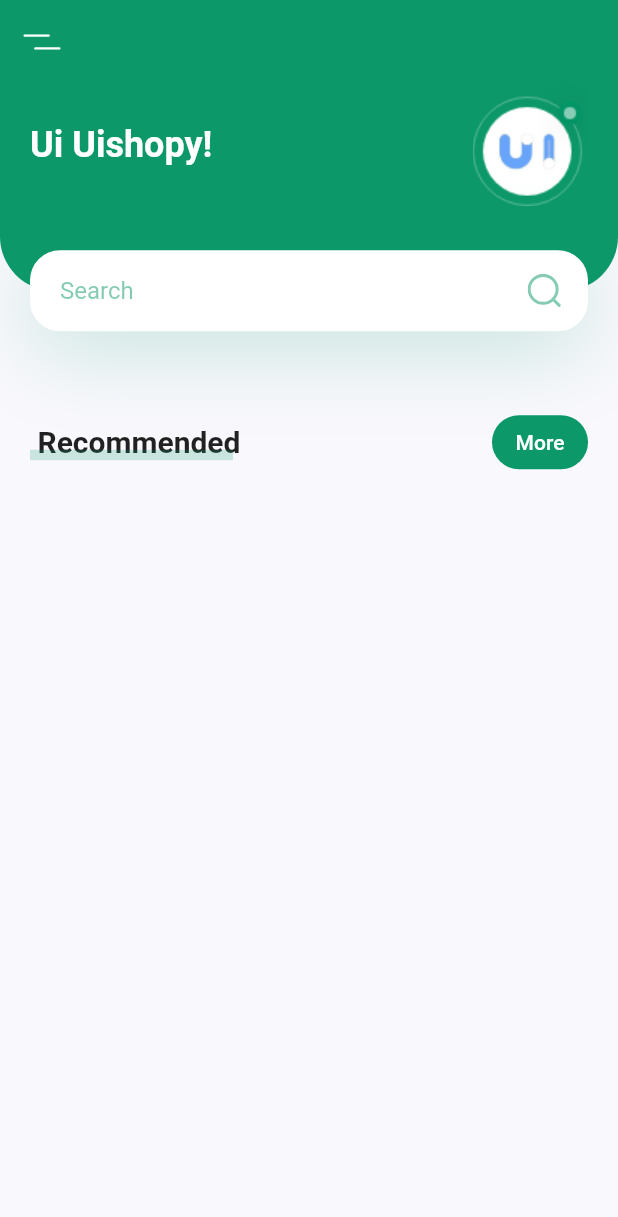
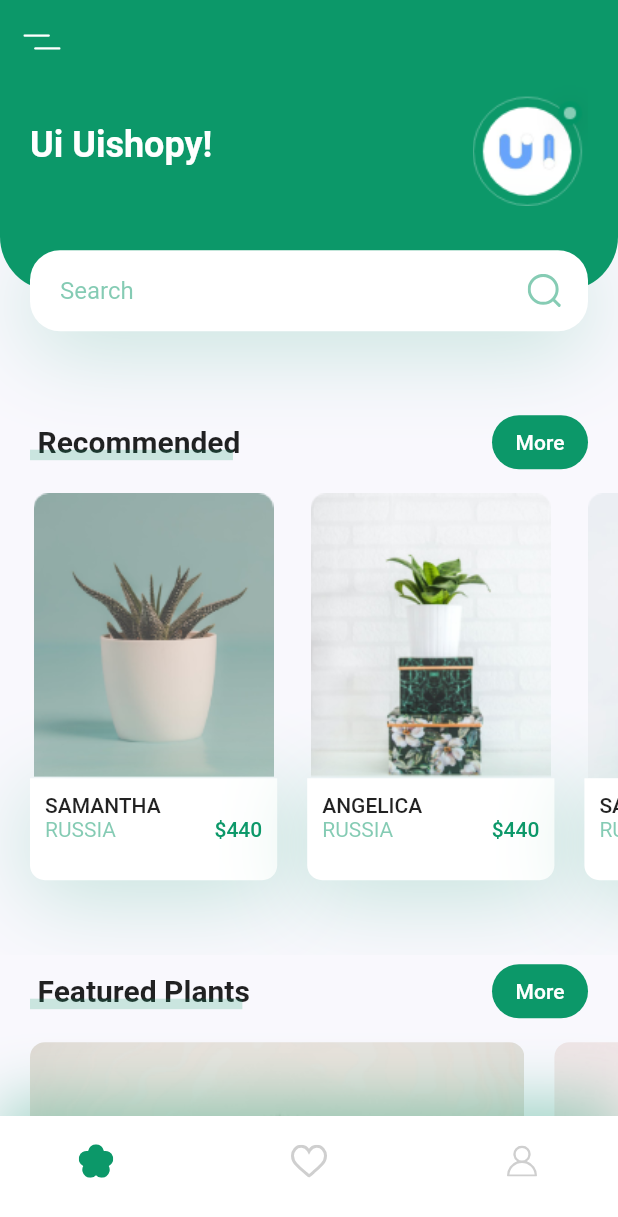
Before and after one commit to mahamat-ali/plant_ui, a Flutter app: the screen it shows after launch, on a phone screen of 412 x 824 dp. Shown: the top 1217 px of the screen. Run offline on Flutter 3.47's test engine with Material 2 defaults, Android fonts, the phone set to English and light mode, and no system bars; our stand-ins replace flutter_svg.

Commit message:
Completed home screen

```diff
--- /dev/null
+++ b/lib/components/my_bottom_navbar.dart
@@ -0,0 +1,49 @@
+import 'package:flutter/material.dart';
+import 'package:flutter_svg/svg.dart';
+
+import '../constants.dart';
+
+class MyBottomNavbar extends StatelessWidget {
+  const MyBottomNavbar({
+    Key? key,
+  }) : super(key: key);
+
+  @override
+  Widget build(BuildContext context) {
+    return Container(
+      padding: const EdgeInsets.only(
+        left: kDefaultPadding * 2,
+        right: kDefaultPadding * 2,
+        bottom: kDefaultPadding,
+      ),
+      height: 80,
+      decoration: BoxDecoration(
+        color: Colors.white, //Why white color here
+        boxShadow: [
+          BoxShadow(
+            offset: const Offset(0, -10),
+            blurRadius: 35,
+            color: kPrimaryColor.withOpacity(0.38),
+          ),
+        ],
+      ),
+      child: Row(
+        mainAxisAlignment: MainAxisAlignment.spaceBetween,
+        children: [
+          IconButton(
+            onPressed: () {},
+            icon: SvgPicture.asset('assets/icons/flower.svg'),
+          ),
+          IconButton(
+            onPressed: () {},
+            icon: SvgPicture.asset('assets/icons/heart-icon.svg'),
+          ),
+          IconButton(
+            onPressed: () {},
+            icon: SvgPicture.asset('assets/icons/user-icon.svg'),
+          )
+        ],
+      ),
+    );
+  }
+}
--- a/lib/screens/components/body.dart
+++ b/lib/screens/components/body.dart
@@ -1,6 +1,9 @@
 import 'package:flutter/material.dart';
+import 'package:plant_app_zero/constants.dart';
 
+import 'featured_plants.dart';
 import 'header_with_searchbox.dart';
+import 'recommend_plants.dart';
 import 'title_with_more_btn.dart';
 
 class Body extends StatelessWidget {
@@ -17,6 +20,13 @@ class Body extends StatelessWidget {
             title: 'Recommended',
             press: () {},
           ),
+          const RecommendPlants(),
+          TitleWithMoreBtn(
+            title: 'Featured Plants',
+            press: () {},
+          ),
+          const FeaturedPlants(),
+          const SizedBox(height: kDefaultPadding),
         ],
       ),
     );
--- /dev/null
+++ b/lib/screens/components/featured_plants.dart
@@ -0,0 +1,62 @@
+import 'package:flutter/material.dart';
+
+import '../../constants.dart';
+
+class FeaturedPlants extends StatelessWidget {
+  const FeaturedPlants({
+    Key? key,
+  }) : super(key: key);
+
+  @override
+  Widget build(BuildContext context) {
+    return SingleChildScrollView(
+      scrollDirection: Axis.horizontal,
+      child: Row(
+        children: [
+          FeaturedPlantCard(
+            image: 'assets/images/bottom_img_1.png',
+            press: () {},
+          ),
+          FeaturedPlantCard(
+            image: 'assets/images/bottom_img_2.png',
+            press: () {},
+          ),
+        ],
+      ),
+    );
+  }
+}
+
+class FeaturedPlantCard extends StatelessWidget {
+  const FeaturedPlantCard({
+    Key? key,
+    required this.image,
+    required this.press,
+  }) : super(key: key);
+  final String image;
+  final VoidCallback press;
+
+  @override
+  Widget build(BuildContext context) {
+    Size size = MediaQuery.of(context).size;
+    return GestureDetector(
+      onTap: press,
+      child: Container(
+        margin: const EdgeInsets.only(
+          left: kDefaultPadding,
+          top: kDefaultPadding / 2,
+          bottom: kDefaultPadding / 2,
+        ),
+        width: size.width * 0.8,
+        height: 185,
+        decoration: BoxDecoration(
+          borderRadius: BorderRadius.circular(10),
+          image: DecorationImage(
+            fit: BoxFit.cover,
+            image: AssetImage(image),
+          ),
+        ),
+      ),
+    );
+  }
+}
--- /dev/null
+++ b/lib/screens/components/recommend_plants.dart
@@ -0,0 +1,141 @@
+import 'package:flutter/material.dart';
+import 'package:plant_app_zero/screens/details/details_screen.dart';
+
+import '../../constants.dart';
+
+class RecommendPlants extends StatelessWidget {
+  const RecommendPlants({
+    Key? key,
+  }) : super(key: key);
+
+  @override
+  Widget build(BuildContext context) {
+    return SingleChildScrollView(
+      scrollDirection: Axis.horizontal,
+      child: Row(
+        children: [
+          RecommendedPlantCard(
+            image: 'assets/images/image_1.png',
+            name: 'Samantha',
+            country: 'Russia',
+            price: 440,
+            press: () {
+              Navigator.push(
+                context,
+                MaterialPageRoute(
+                  builder: (context) {
+                    return const DetailsScreen();
+                  },
+                ),
+              );
+            },
+          ),
+          RecommendedPlantCard(
+            image: 'assets/images/image_2.png',
+            name: 'Angelica',
+            country: 'Russia',
+            price: 440,
+            press: () {
+              Navigator.push(
+                context,
+                MaterialPageRoute(
+                  builder: (context) {
+                    return const DetailsScreen();
+                  },
+                ),
+              );
+            },
+          ),
+          RecommendedPlantCard(
+            image: 'assets/images/image_3.png',
+            name: 'Samantha',
+            country: 'Russia',
+            price: 440,
+            press: () {},
+          ),
+        ],
+      ),
+    );
+  }
+}
+
+class RecommendedPlantCard extends StatelessWidget {
+  const RecommendedPlantCard({
+    Key? key,
+    required this.image,
+    required this.name,
+    required this.country,
+    required this.price,
+    required this.press,
+  }) : super(key: key);
+
+  final String image, name, country;
+  final int price;
+  final VoidCallback press;
+
+  @override
+  Widget build(BuildContext context) {
+    Size size = MediaQuery.of(context).size;
+    return Container(
+      width: size.width * 0.4,
+      margin: const EdgeInsets.only(
+        left: kDefaultPadding,
+        top: kDefaultPadding / 2,
+        bottom: kDefaultPadding * 2.5,
+      ),
+      child: Column(
+        children: [
+          Image.asset(image),
+          GestureDetector(
+            onTap: press,
+            child: Container(
+              padding: const EdgeInsets.all(kDefaultPadding / 2),
+              decoration: BoxDecoration(
+                color: Colors.white,
+                boxShadow: [
+                  BoxShadow(
+                    offset: const Offset(0, 10),
+                    blurRadius: 50,
+                    color: kPrimaryColor.withOpacity(0.23),
+                  ),
+                ],
+                borderRadius: const BorderRadius.only(
+                  bottomLeft: Radius.circular(10),
+                  bottomRight: Radius.circular(10),
+                ),
+              ),
+              child: Row(
+                children: [
+                  RichText(
+                    text: TextSpan(
+                      children: [
+                        TextSpan(
+                          text: '$name\n'.toUpperCase(),
+                          style: Theme.of(context).textTheme.button,
+                        ),
+                        TextSpan(
+                          text: '$country\n'.toUpperCase(),
+                          style: TextStyle(
+                            color: kPrimaryColor.withOpacity(0.5),
+                          ),
+                        ),
+                      ],
+                    ),
+                  ),
+                  const Spacer(),
+                  Text(
+                    '\$$price',
+                    style: Theme.of(context)
+                        .textTheme
+                        .button
+                        ?.copyWith(color: kPrimaryColor),
+                  )
+                ],
+              ),
+            ),
+          )
+        ],
+      ),
+    );
+  }
+}
--- /dev/null
+++ b/lib/screens/details/components/body.dart
@@ -0,0 +1,10 @@
+import 'package:flutter/material.dart';
+
+class Body extends StatelessWidget {
+  const Body({Key? key}) : super(key: key);
+
+  @override
+  Widget build(BuildContext context) {
+    return Text('body');
+  }
+}
--- /dev/null
+++ b/lib/screens/details/details_screen.dart
@@ -0,0 +1,14 @@
+import 'package:flutter/material.dart';
+
+import 'components/body.dart';
+
+class DetailsScreen extends StatelessWidget {
+  const DetailsScreen({Key? key}) : super(key: key);
+
+  @override
+  Widget build(BuildContext context) {
+    return Scaffold(
+      body: Body(),
+    );
+  }
+}
--- a/lib/screens/home_screen.dart
+++ b/lib/screens/home_screen.dart
@@ -1,7 +1,7 @@
 import 'package:flutter/material.dart';
 import 'package:flutter_svg/svg.dart';
-import 'package:plant_app_zero/constants.dart';
 
+import '../components/my_bottom_navbar.dart';
 import 'components/body.dart';
 
 class HomeScreen extends StatelessWidget {
@@ -12,6 +12,7 @@ class HomeScreen extends StatelessWidget {
     return Scaffold(
       appBar: buildAppBar(),
       body: const Body(),
+      bottomNavigationBar: const MyBottomNavbar(),
     );
   }
 
```
